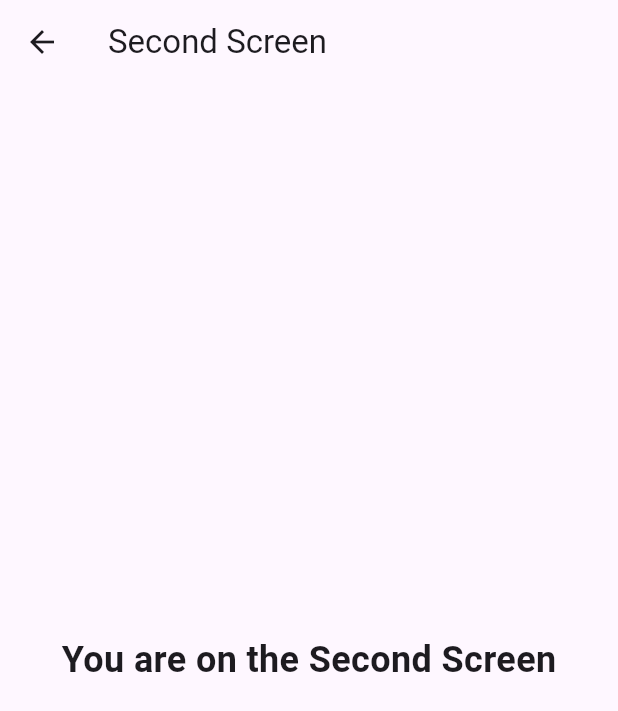
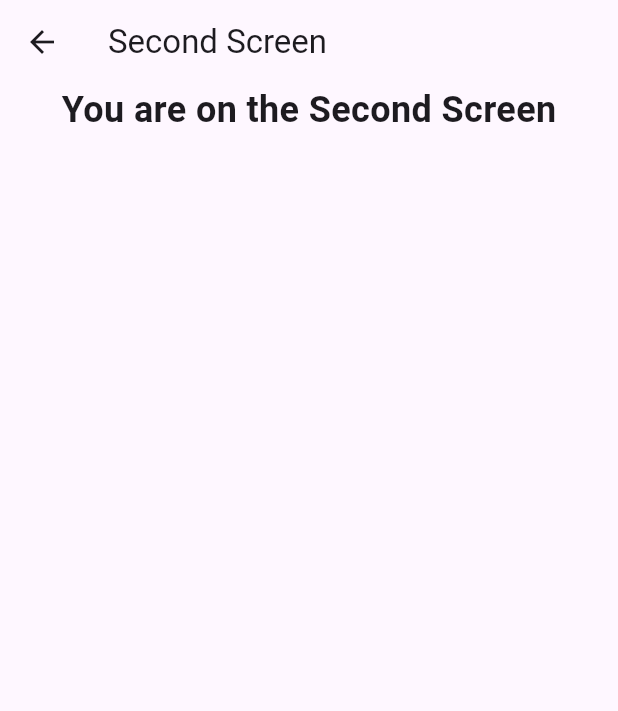
Before and after one commit to NetraChauhan/flutter_lab_sheet_4, a Flutter app: the Second screen opened directly, on a phone screen of 412 x 824 dp. Shown: the top 711 px of the screen. Run offline on Flutter 3.47's test engine with Material 3 defaults, Android fonts, the phone set to English and light mode, and no system bars.

Commit message:
Remove vertical centering from Program 1

```diff
--- a/lib/program_01.dart
+++ b/lib/program_01.dart
@@ -15,5 +15,5 @@ class First extends StatelessWidget{
 }
 class Second extends StatelessWidget{
  const Second({super.key});
- Widget build(c)=>Scaffold(appBar:AppBar(title:const Text('Second Screen')),body:const Center(child:Text('You are on the Second Screen',style:TextStyle(fontSize:24,fontWeight:FontWeight.bold))));
+ Widget build(c)=>Scaffold(appBar:AppBar(title:const Text('Second Screen')),body:const Align(alignment:Alignment.topCenter,child:Text('You are on the Second Screen',style:TextStyle(fontSize:24,fontWeight:FontWeight.bold))));
 }
```
